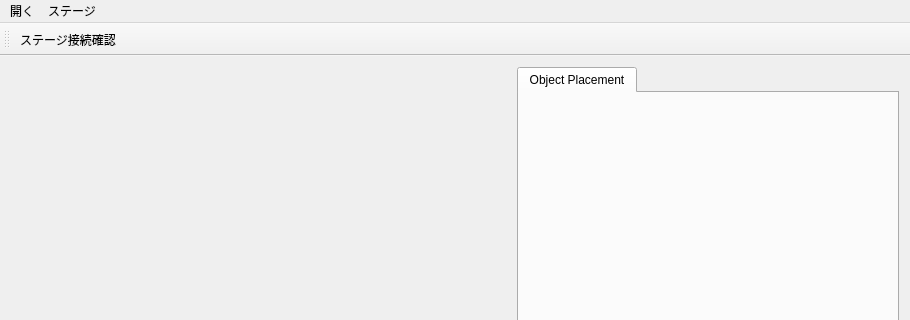
First picture: the form in mainwindow.ui, repository MaruoLab2015/5AxisFabricationApplication, before the edit; both pictures show x 0 to 910 and y 0 to 320 of the 910 by 646 pixel window.
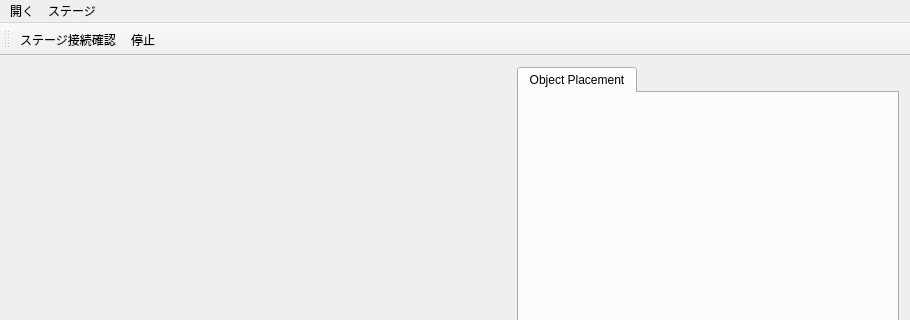
Second picture: the form after the edit. Custom widgets are drawn as their Qt base class.

Diff of the .ui file:
```diff
--- a/mainwindow.ui
+++ b/mainwindow.ui
@@ -96,6 +96,7 @@
     <bool>false</bool>
    </attribute>
    <addaction name="actionCanOpenStage"/>
+   <addaction name="actionStop"/>
   </widget>
   <widget class="QStatusBar" name="statusBar"/>
   <action name="actionOpenSTL">
@@ -130,6 +131,11 @@
     <string>openStage</string>
    </property>
   </action>
+  <action name="actionStop">
+   <property name="text">
+    <string>停止</string>
+   </property>
+  </action>
  </widget>
  <layoutdefault spacing="6" margin="11"/>
  <customwidgets>
```
